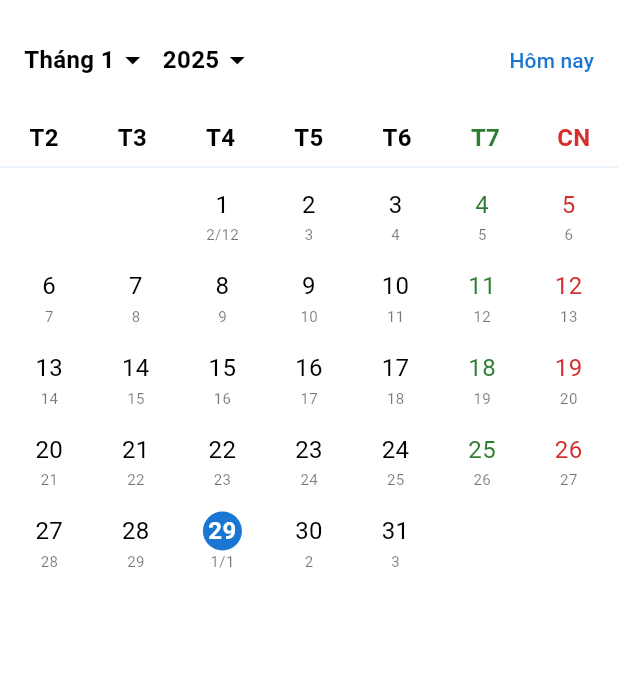
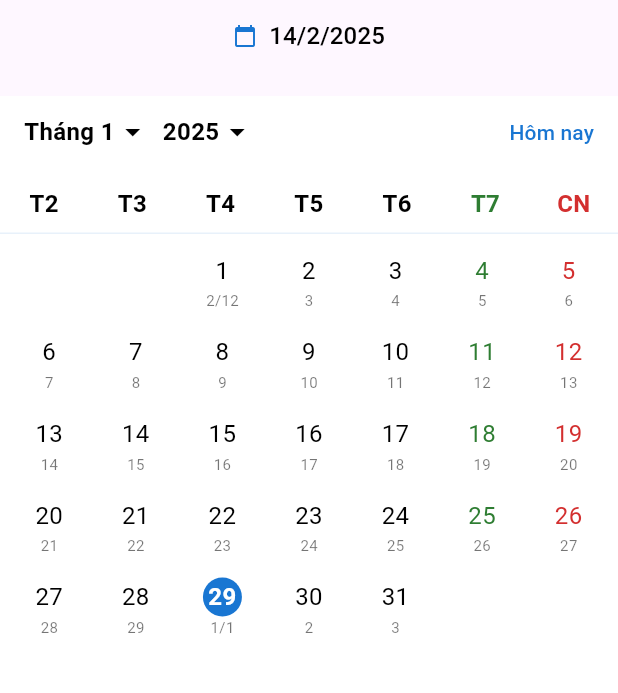
Before and after one commit to nxhiep/lunar_calendar, a Flutter app: the screen it shows after launch, on a phone screen of 412 x 824 dp, the part 84-777 px from its top. Run offline on Flutter 3.47's test engine with Material 3 defaults, Android fonts, the phone set to English and light mode, and no system bars; our stand-ins replace shared_preferences.

Commit message:
feat: thêm widget LunarCalendarPicker và nâng cấp lên version 1.1.0
- Thêm widget LunarCalendarPicker cho phép chọn ngày dễ dàng

- Hỗ trợ hiển thị theo định dạng âm lịch hoặc dương lịch

- Cập nhật callback onDateSelected để trả về cả ngày âm và dương

- Cập nhật README và CHANGELOG cho version 1.1.0

```diff
--- a/example/lib/main.dart
+++ b/example/lib/main.dart
@@ -89,7 +89,19 @@ class _MyHomePageState extends State<MyHomePage> {
           ),
         ],
       ),
-      body: LunarCalendar(
+      body: Column(
+        children: [
+          LunarCalendarPicker(
+            initialSolarDate: DateTime(2025, 2, 14),
+            maxWidth: 300,
+            onDateSelected: (date, lunarDate) {
+              print('Selected date: $date');
+              print('Selected lunar date: $lunarDate');
+            },
+          ),
+          const SizedBox(height: 16),
+          Expanded(
+            child: LunarCalendar(
               theme: widget.isDarkMode ? LunarCalendarTheme.dark : null,
               showOutsideDays: false,
               showTodayButton: true,
@@ -136,6 +148,9 @@ class _MyHomePageState extends State<MyHomePage> {
                 ),
               ],
             ),
+          ),
+        ],
+      ),
     );
   }
 }
--- a/lib/lunar_calendar.dart
+++ b/lib/lunar_calendar.dart
@@ -14,3 +14,4 @@ export 'src/widgets/calendar_header.dart';
 export 'src/widgets/day_cell.dart';
 // Widgets
 export 'src/widgets/lunar_calendar.dart';
+export 'src/widgets/lunar_calendar_picker.dart';
--- a/lib/src/localization/lunar_calendar_localization.dart
+++ b/lib/src/localization/lunar_calendar_localization.dart
@@ -69,6 +69,14 @@ class LunarCalendarLocalization {
       'calendar': 'Lịch',
       'inbox': 'Hộp thư đến',
       'events': 'Sự kiện',
+      'select_date': 'Chọn ngày',
+      'solar_calendar': 'Lịch dương',
+      'lunar_calendar': 'Lịch âm',
+      'confirm': 'Xác nhận',
+      'choose_date': 'Chọn ngày',
+      'selected_date': 'Ngày đã chọn',
+      'day': 'Ngày',
+      'leap_month': 'Nhuận',
     },
   );
 
@@ -135,6 +143,14 @@ class LunarCalendarLocalization {
       'calendar': 'Calendar',
       'inbox': 'Inbox',
       'events': 'Events',
+      'select_date': 'Select Date',
+      'solar_calendar': 'Solar Calendar',
+      'lunar_calendar': 'Lunar Calendar',
+      'confirm': 'Confirm',
+      'choose_date': 'Choose Date',
+      'selected_date': 'Selected Date',
+      'day': 'Day',
+      'leap_month': 'Leap',
     },
   );
 
--- a/lib/src/widgets/calendar_header.dart
+++ b/lib/src/widgets/calendar_header.dart
@@ -47,7 +47,7 @@ class CalendarHeader extends StatelessWidget {
   @override
   Widget build(BuildContext context) {
     return Container(
-      padding: const EdgeInsets.only(left: 16, right: 4, top: 16, bottom: 8),
+      padding: const EdgeInsets.only(left: 16, right: 4, bottom: 4),
       constraints: BoxConstraints(maxWidth: maxWidth ?? double.infinity),
       width: maxWidth,
       child: Row(
--- a/lib/src/widgets/lunar_calendar.dart
+++ b/lib/src/widgets/lunar_calendar.dart
@@ -137,6 +137,8 @@ class _LunarCalendarState extends State<LunarCalendar> {
     final calendarHeight = 5 * heightOfCell;
 
     final monthEvents = _getEventsForDate();
+
+    print('maxWidth: $maxWidth');
 
     return Material(
       color: theme.backgroundColor,
--- /dev/null
+++ b/lib/src/widgets/lunar_calendar_picker.dart
@@ -0,0 +1,330 @@
+import 'package:flutter/material.dart';
+
+import '../../lunar_calendar.dart';
+
+enum LunarCalendarPickerMode {
+  solar,
+  lunar,
+}
+
+class LunarCalendarPicker extends StatefulWidget {
+  /// Ngày dương lịch ban đầu
+  final DateTime? initialSolarDate;
+
+  /// Ngày âm lịch ban đầu
+  final LunarDate? initialLunarDate;
+
+  /// Callback khi chọn ngày
+  final Function(DateTime solarDate, LunarDate lunarDate) onDateSelected;
+
+  /// Theme của calendar
+  final LunarCalendarTheme? theme;
+
+  /// Localization của calendar
+  final LunarCalendarLocalization? localization;
+
+  /// Hiển thị cả ngày âm lịch
+  final bool showLunarDate;
+
+  /// Format hiển thị ngày
+  final String? dateFormat;
+
+  /// Style của text
+  final TextStyle? textStyle;
+
+  /// Icon hiển thị bên cạnh text
+  final IconData? icon;
+
+  /// Màu của icon
+  final Color? iconColor;
+
+  /// Khoảng cách giữa icon và text
+  final double iconSpacing;
+
+  /// Text hiển thị thay cho ngày
+  final String? dateText;
+
+  /// Mode hiển thị (solar: dương lịch, lunar: âm lịch)
+  final LunarCalendarPickerMode displayMode;
+
+  /// Có hiển thị nút Today không
+  final bool showTodayButton;
+
+  /// Có hiển thị ngày của tháng khác không
+  final bool? showOutsideDays;
+
+  final List<LunarEvent> events;
+
+  final double? maxWidth;
+
+  const LunarCalendarPicker({
+    Key? key,
+    required this.initialSolarDate,
+    required this.onDateSelected,
+    this.theme,
+    this.localization,
+    this.showLunarDate = true,
+    this.dateFormat,
+    this.textStyle,
+    this.icon = Icons.calendar_today,
+    this.iconColor,
+    this.iconSpacing = 8.0,
+    this.dateText,
+    this.displayMode = LunarCalendarPickerMode.solar,
+    this.showTodayButton = true,
+    this.showOutsideDays,
+    this.events = const [],
+    this.maxWidth,
+    this.initialLunarDate,
+  }) : super(key: key);
+
+  @override
+  State<LunarCalendarPicker> createState() => _LunarCalendarPickerState();
+}
+
+class _LunarCalendarPickerState extends State<LunarCalendarPicker> {
+  late DateTime? _selectedSolarDate;
+  late LunarDate? _selectedLunarDate;
+
+  @override
+  void initState() {
+    super.initState();
+    _selectedSolarDate = widget.initialSolarDate ?? DateTime.now();
+    _selectedLunarDate = widget.initialLunarDate;
+  }
+
+  @override
+  Widget build(BuildContext context) {
+    final theme =
+        widget.theme ?? LunarCalendarTheme.fromTheme(Theme.of(context));
+    final localization = widget.localization ?? LunarCalendarLocalization.vi;
+
+    if (widget.dateText != null) {
+      return TextButton(
+        onPressed: () => _showDatePickerBottomSheet(context),
+        style: TextButton.styleFrom(
+          padding: const EdgeInsets.symmetric(horizontal: 12, vertical: 8),
+        ),
+        child: Row(
+          mainAxisSize: MainAxisSize.min,
+          children: [
+            if (widget.icon != null) ...[
+              Icon(
+                widget.icon,
+                size: 16,
+                color: widget.iconColor ?? theme.primaryColor,
+              ),
+              SizedBox(width: widget.iconSpacing),
+            ],
+            Text(
+              widget.dateText!,
+              style: widget.textStyle ??
+                  TextStyle(
+                    color: theme.textColor,
+                    fontSize: theme.fontSize,
+                  ),
+            ),
+          ],
+        ),
+      );
+    }
+
+    String formattedDate;
+    if (widget.displayMode == LunarCalendarPickerMode.lunar) {
+      formattedDate = widget.dateFormat != null
+          ? _formatDate(
+              widget.dateFormat!,
+              DateTime(_selectedLunarDate!.year, _selectedLunarDate!.month,
+                  _selectedLunarDate!.day))
+          : '${_selectedLunarDate!.day}/${_selectedLunarDate!.month}/${_selectedLunarDate!.year}';
+    } else {
+      formattedDate = widget.dateFormat != null
+          ? _formatDate(widget.dateFormat!, _selectedSolarDate!)
+          : '${_selectedSolarDate!.day}/${_selectedSolarDate!.month}/${_selectedSolarDate!.year}';
+    }
+
+    return TextButton(
+      onPressed: () => _showDatePickerBottomSheet(context),
+      style: TextButton.styleFrom(
+        padding: const EdgeInsets.symmetric(horizontal: 12, vertical: 8),
+      ),
+      child: Row(
+        mainAxisSize: MainAxisSize.min,
+        children: [
+          if (widget.icon != null) ...[
+            Icon(
+              widget.icon,
+              size: 16,
+              color: widget.iconColor ?? theme.primaryColor,
+            ),
+            SizedBox(width: widget.iconSpacing),
+          ],
+          Text(
+            formattedDate,
+            style: widget.textStyle ??
+                TextStyle(
+                  color: theme.textColor,
+                  fontSize: theme.fontSize,
+                ),
+          ),
+        ],
+      ),
+    );
+  }
+
+  String _formatDate(String format, DateTime date) {
+    String result = format;
+    result = result.replaceAll('dd', date.day.toString().padLeft(2, '0'));
+    result = result.replaceAll('d', date.day.toString());
+    result = result.replaceAll('MM', date.month.toString().padLeft(2, '0'));
+    result = result.replaceAll('M', date.month.toString());
+    result = result.replaceAll('yyyy', date.year.toString());
+    result = result.replaceAll('yy', date.year.toString().substring(2));
+    return result;
+  }
+
+  void _showDatePickerBottomSheet(BuildContext context) {
+    final theme =
+        widget.theme ?? LunarCalendarTheme.fromTheme(Theme.of(context));
+    final localization = widget.localization ?? LunarCalendarLocalization.vi;
+
+    showModalBottomSheet(
+      context: context,
+      backgroundColor: theme.backgroundColor,
+      isScrollControlled: true,
+      shape: RoundedRectangleBorder(
+        borderRadius: BorderRadius.vertical(top: Radius.circular(16)),
+      ),
+      builder: (context) {
+        return Container(
+          height: MediaQuery.of(context).size.height * 0.7,
+          padding: const EdgeInsets.only(
+            top: 8,
+            bottom: 16,
+          ),
+          child: Column(
+            mainAxisSize: MainAxisSize.min,
+            children: [
+              Padding(
+                padding: const EdgeInsets.only(left: 16, right: 4),
+                child: Row(
+                  mainAxisAlignment: MainAxisAlignment.spaceBetween,
+                  children: [
+                    Text(
+                      localization.get('select_date'),
+                      style: TextStyle(
+                        color: theme.textColor,
+                        fontSize: theme.fontSize * 1.2,
+                        fontWeight: FontWeight.bold,
+                      ),
+                    ),
+                    IconButton(
+                      icon: Icon(Icons.close, color: theme.textColor),
+                      onPressed: () => Navigator.pop(context),
+                    ),
+                  ],
+                ),
+              ),
+              Expanded(
+                child: Center(
+                  child: LunarCalendar(
+                    theme: theme,
+                    localization: localization,
+                    initialSolarDate: _selectedSolarDate,
+                    initialLunarDate: _selectedLunarDate,
+                    showOutsideDays: widget.showOutsideDays,
+                    events: widget.events,
+                    maxWidth: widget.maxWidth,
+                    showTodayButton: widget.showTodayButton,
+                    onDateSelected: (solarDate, lunarDate) {
+                      setState(() {
+                        _selectedSolarDate = solarDate;
+                        _selectedLunarDate = lunarDate;
+                      });
+                      Navigator.pop(context);
+                      widget.onDateSelected(solarDate, lunarDate);
+                    },
+                  ),
+                ),
+              ),
+            ],
+          ),
+        );
+      },
+    );
+  }
+
+  static Future<void> showCalendarPicker(
+    BuildContext context, {
+    DateTime? initialSolarDate,
+    LunarDate? initialLunarDate,
+    required Function(DateTime solarDate, LunarDate lunarDate) onDateSelected,
+    LunarCalendarTheme? theme,
+    LunarCalendarLocalization? localization,
+    bool showOutsideDays = false,
+    List<LunarEvent> events = const [],
+    double? maxWidth,
+    bool showTodayButton = true,
+  }) async {
+    final baseTheme = theme ?? LunarCalendarTheme.fromTheme(Theme.of(context));
+    final lang = localization ?? LunarCalendarLocalization.vi;
+
+    return showModalBottomSheet(
+      context: context,
+      backgroundColor: baseTheme.backgroundColor,
+      isScrollControlled: true,
+      shape: RoundedRectangleBorder(
+        borderRadius: BorderRadius.vertical(top: Radius.circular(16)),
+      ),
+      builder: (context) {
+        return Container(
+          height: MediaQuery.of(context).size.height * 0.7,
+          padding: const EdgeInsets.only(
+            left: 16,
+            top: 16,
+            right: 4,
+            bottom: 16,
+          ),
+          child: Column(
+            mainAxisSize: MainAxisSize.min,
+            children: [
+              Row(
+                mainAxisAlignment: MainAxisAlignment.spaceBetween,
+                children: [
+                  Text(
+                    lang.get('select_date'),
+                    style: TextStyle(
+                      color: baseTheme.textColor,
+                      fontSize: baseTheme.fontSize * 1.2,
+                      fontWeight: FontWeight.bold,
+                    ),
+                  ),
+                  IconButton(
+                    icon: Icon(Icons.close, color: baseTheme.textColor),
+                    onPressed: () => Navigator.pop(context),
+                  ),
+                ],
+              ),
+              Expanded(
+                child: LunarCalendar(
+                  theme: theme,
+                  localization: localization,
+                  initialSolarDate: initialSolarDate,
+                  initialLunarDate: initialLunarDate,
+                  showOutsideDays: showOutsideDays,
+                  events: events,
+                  maxWidth: maxWidth,
+                  showTodayButton: showTodayButton,
+                  onDateSelected: (solarDate, lunarDate) {
+                    Navigator.pop(context);
+                    onDateSelected(solarDate, lunarDate);
+                  },
+                ),
+              ),
+            ],
+          ),
+        );
+      },
+    );
+  }
+}
--- a/pubspec.yaml
+++ b/pubspec.yaml
@@ -1,6 +1,6 @@
 name: lunar_calendar_plus
 description: A Flutter package for lunar calendar with event management and holiday display
-version: 1.0.0
+version: 1.1.0
 homepage: https://github.com/Nghi-NV/lunar_calendar
 
 environment:
```
Also changed, not shown: 3 other files. Lines whose indentation alone changed are shown as unchanged.
